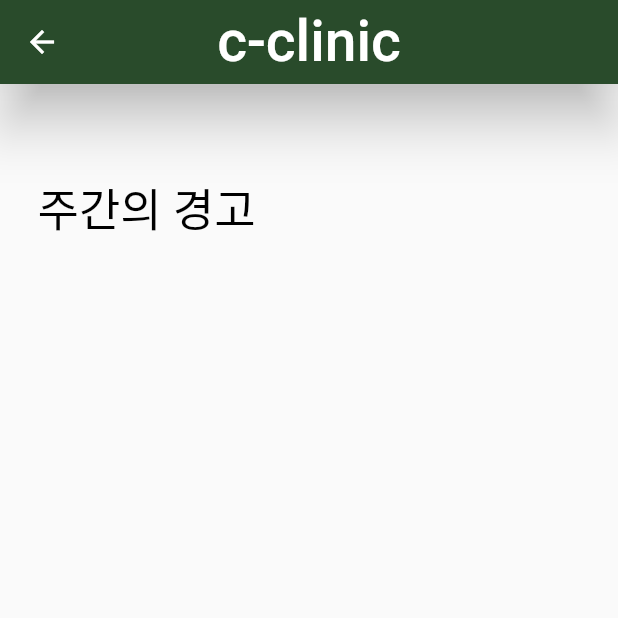
After one commit to L-Y-Jeong/c-clinic_frontend_only, a Flutter app: the WeekPage screen opened directly, on a phone screen of 412 x 824 dp, the top half of it. The commit adds this screen. Run offline on Flutter 3.47's test engine with Material 2 defaults, Android fonts, the phone set to English and light mode, and no system bars; our stand-ins replace firebase_auth, firebase_core; missing offline and left inert: dart:html; accounts and stored records are empty.

Commit message:
fourth commit

```diff
--- /dev/null
+++ b/lib/week_page.dart
@@ -0,0 +1,53 @@
+import 'dart:html';
+
+import 'package:flutter/cupertino.dart';
+import 'package:flutter/material.dart';
+
+import 'auth_service.dart';
+import 'home_page.dart';
+import 'login_page.dart';
+import 'main.dart';
+
+class WeekPage extends StatefulWidget {
+  const WeekPage({Key? key}) : super(key: key);
+
+  @override
+  State<WeekPage> createState() => _WeekPageState();
+}
+
+class _WeekPageState extends State<WeekPage> {
+  TextEditingController jobController = TextEditingController();
+
+  @override
+  Widget build(BuildContext context) {
+    return Scaffold(
+      appBar: AppBar(
+        title: Text(
+          "c-clinic",
+          style: TextStyle(fontSize: 38, fontWeight: FontWeight.w500),
+        ),
+        centerTitle: true,
+        elevation: 15.0,
+        backgroundColor: clinic_color,
+      ),
+      body: SafeArea(
+        child: Column(
+          crossAxisAlignment: CrossAxisAlignment.start, // 왼쪽 정렬
+          children: [
+            Padding(
+              padding: EdgeInsets.fromLTRB(25, 60, 0, 0),
+              child: Text(
+                "주간의 경고",
+                style: TextStyle(
+                  fontSize: 30,
+                  fontWeight: FontWeight.normal,
+                  color: Colors.black,
+                ),
+              ),
+            ),
+          ],
+        ),
+      ),
+    );
+  }
+}
```
Also changed, not shown: lib/home_page.dart (+61 -3 lines), lib/today_page.dart (+24 -13 lines).
